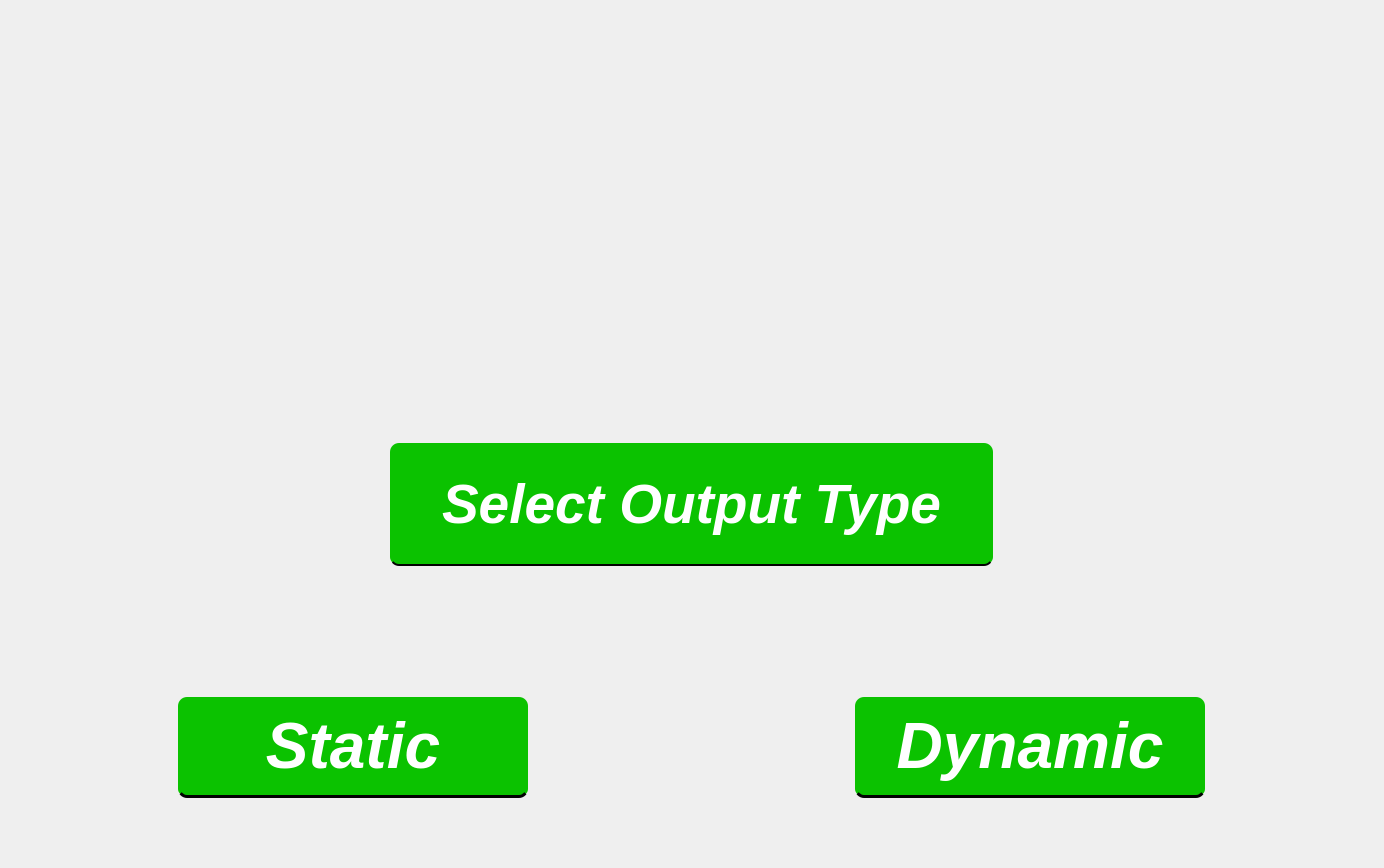
The window that brbooth.ui (Hitagi7/qt-brbooth) describes before a commit, drawn with Qt 5.
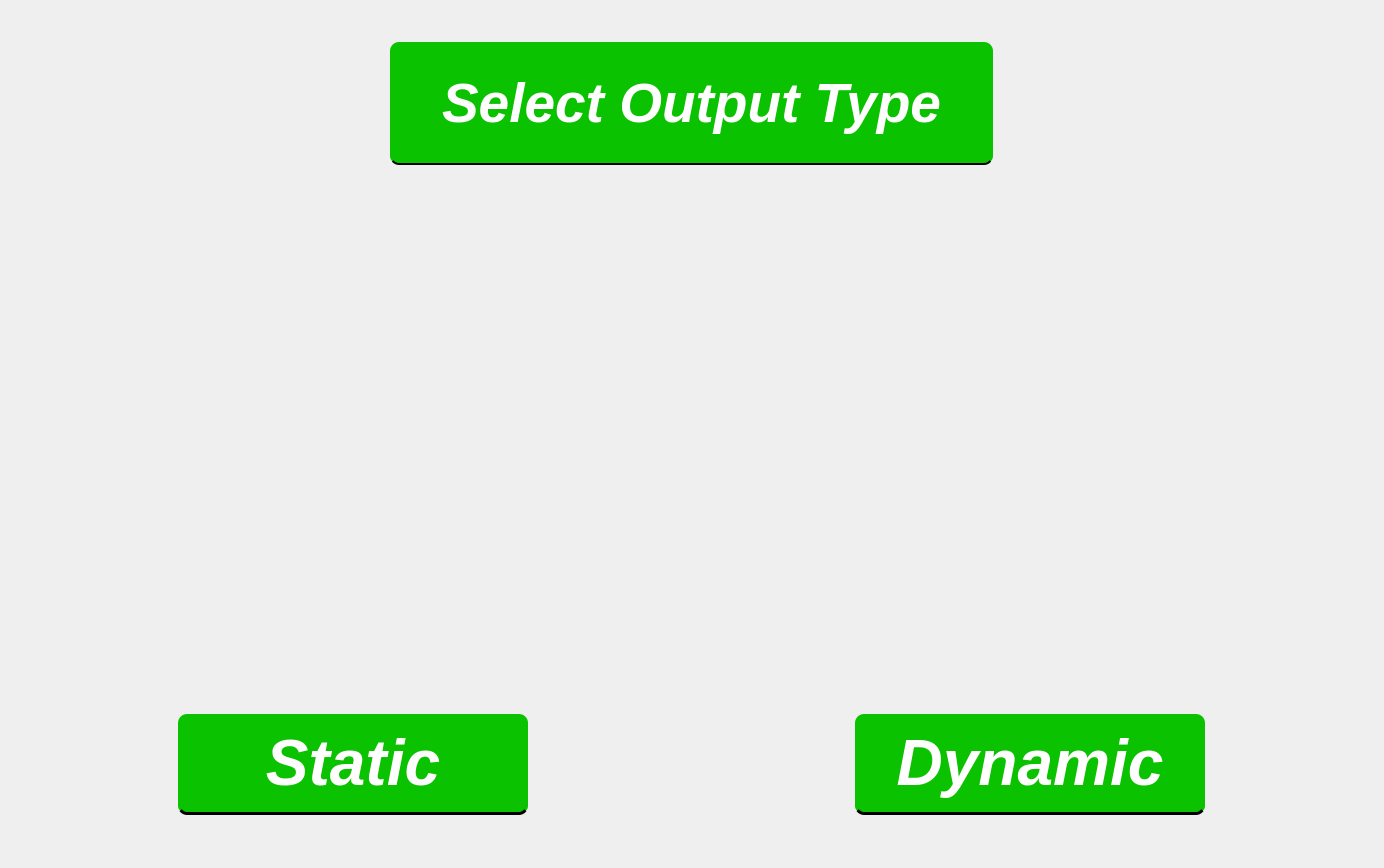
The same window after the commit. Icons and pictures are not drawn. Custom widgets are drawn as their Qt base class.

Commit message: intechanged buttons from the label to the picture in landing page

```diff
--- a/brbooth.ui
+++ b/brbooth.ui
@@ -93,38 +93,12 @@
               </property>
              </spacer>
             </item>
-            <item>
-             <widget class="QLabel" name="mickeyPicture">
-              <property name="text">
-               <string/>
-              </property>
-              <property name="pixmap">
-               <pixmap resource="resources.qrc">:/images/pics/mickey.png</pixmap>
-              </property>
-              <property name="alignment">
-               <set>Qt::AlignmentFlag::AlignCenter</set>
-              </property>
-             </widget>
-            </item>
-            <item>
-             <spacer name="verticalSpacer_6">
-              <property name="orientation">
-               <enum>Qt::Orientation::Vertical</enum>
-              </property>
-              <property name="sizeHint" stdset="0">
-               <size>
-                <width>20</width>
-                <height>40</height>
-               </size>
-              </property>
-             </spacer>
-            </item>
             <item alignment="Qt::AlignmentFlag::AlignHCenter|Qt::AlignmentFlag::AlignVCenter">
              <widget class="QPushButton" name="staticButton">
               <property name="maximumSize">
                <size>
-                <width>350</width>
-                <height>101</height>
+                <width>649</width>
+                <height>468</height>
                </size>
               </property>
               <property name="cursor">
@@ -132,6 +106,58 @@
               </property>
               <property name="styleSheet">
                <string notr="true">#staticButton {
+	background: url(:/images/pics/mickey.png);
+	background-repeat: no-repeat;
+    background-position: center;
+	background-size: contain;
+	background-color: transparent;
+	border-radius: 8px;
+	width: 649px;
+	height: 468px;
+}
+
+#staticButton::hover{
+	border: 5px solid #FFC20F;
+    border-radius: 8px;
+}</string>
+              </property>
+              <property name="text">
+               <string/>
+              </property>
+             </widget>
+            </item>
+            <item>
+             <spacer name="verticalSpacer_6">
+              <property name="orientation">
+               <enum>Qt::Orientation::Vertical</enum>
+              </property>
+              <property name="sizeHint" stdset="0">
+               <size>
+                <width>20</width>
+                <height>40</height>
+               </size>
+              </property>
+             </spacer>
+            </item>
+            <item alignment="Qt::AlignmentFlag::AlignHCenter|Qt::AlignmentFlag::AlignVCenter">
+             <widget class="QLabel" name="staticLabel">
+              <property name="minimumSize">
+               <size>
+                <width>350</width>
+                <height>101</height>
+               </size>
+              </property>
+              <property name="maximumSize">
+               <size>
+                <width>350</width>
+                <height>101</height>
+               </size>
+              </property>
+              <property name="cursor">
+               <cursorShape>ArrowCursor</cursorShape>
+              </property>
+              <property name="styleSheet">
+               <string notr="true">#staticLabel {
 border-radius: 9px;
 border-bottom: 3px solid #020202;
 background: #0BC200;
@@ -145,16 +171,14 @@
 font-style: italic;
 font-weight: 550;
 line-height: normal;
-}
-
-/* Hover effect for the button */
-#staticButton::hover {
-            background: #0EDD00; /* Slightly lighter green on hover */
-        }</string>
+}</string>
               </property>
               <property name="text">
                <string>Static</string>
               </property>
+              <property name="alignment">
+               <set>Qt::AlignmentFlag::AlignCenter</set>
+              </property>
              </widget>
             </item>
             <item>
@@ -187,38 +211,12 @@
               </property>
              </spacer>
             </item>
-            <item>
-             <widget class="QLabel" name="ballerinaPicture">
-              <property name="text">
-               <string/>
-              </property>
-              <property name="pixmap">
-               <pixmap resource="resources.qrc">:/images/pics/ballerina.png</pixmap>
-              </property>
-              <property name="alignment">
-               <set>Qt::AlignmentFlag::AlignCenter</set>
-              </property>
-             </widget>
-            </item>
-            <item>
-             <spacer name="verticalSpacer">
-              <property name="orientation">
-               <enum>Qt::Orientation::Vertical</enum>
-              </property>
-              <property name="sizeHint" stdset="0">
-               <size>
-                <width>20</width>
-                <height>40</height>
-               </size>
-              </property>
-             </spacer>
-            </item>
             <item alignment="Qt::AlignmentFlag::AlignHCenter|Qt::AlignmentFlag::AlignVCenter">
              <widget class="QPushButton" name="dynamicButton">
               <property name="maximumSize">
                <size>
-                <width>350</width>
-                <height>101</height>
+                <width>649</width>
+                <height>468</height>
                </size>
               </property>
               <property name="cursor">
@@ -226,29 +224,76 @@
               </property>
               <property name="styleSheet">
                <string notr="true">#dynamicButton {
-	border-radius: 9px;
-	border-bottom: 3px solid #020202;
-	background: #0BC200;
-	width: 350px;
-	height: 101px;
+	background: url(:/images/pics/ballerina.png);
+	background-repeat: no-repeat;
+    background-position: center;
+	background-size: contain;
+	background-color: transparent;
+	border-radius: 8px;
+	width: 649px;
+	height: 468px;
+}
 
-	color: #FFF;
+#dynamicButton::hover{
+	border: 5px solid #FFC20F;
+    border-radius: 8px;
+}</string>
+              </property>
+              <property name="text">
+               <string/>
+              </property>
+             </widget>
+            </item>
+            <item>
+             <spacer name="verticalSpacer">
+              <property name="orientation">
+               <enum>Qt::Orientation::Vertical</enum>
+              </property>
+              <property name="sizeHint" stdset="0">
+               <size>
+                <width>20</width>
+                <height>40</height>
+               </size>
+              </property>
+             </spacer>
+            </item>
+            <item alignment="Qt::AlignmentFlag::AlignHCenter|Qt::AlignmentFlag::AlignVCenter">
+             <widget class="QLabel" name="dynamicLabel">
+              <property name="minimumSize">
+               <size>
+                <width>350</width>
+                <height>101</height>
+               </size>
+              </property>
+              <property name="maximumSize">
+               <size>
+                <width>350</width>
+                <height>101</height>
+               </size>
+              </property>
+              <property name="styleSheet">
+               <string notr="true">#dynamicLabel {
+border-radius: 9px;
+border-bottom: 3px solid #020202;
+background: #0BC200;
+width: 350px;
+height: 101px;
+
+color: #FFF;
 text-align: center;
 font-family: &quot;Roboto Condensed&quot;;
 font-size: 64px;
 font-style: italic;
 font-weight: 550;
 line-height: normal;
-}
-
-/* Hover effect for the button */
-#dynamicButton::hover {
-            background: #0EDD00; /* Slightly lighter green on hover */
-        }</string>
+}</string>
               </property>
               <property name="text">
                <string>Dynamic</string>
               </property>
+              <property name="alignment">
+               <set>Qt::AlignmentFlag::AlignCenter</set>
+              </property>
              </widget>
             </item>
             <item>
```
